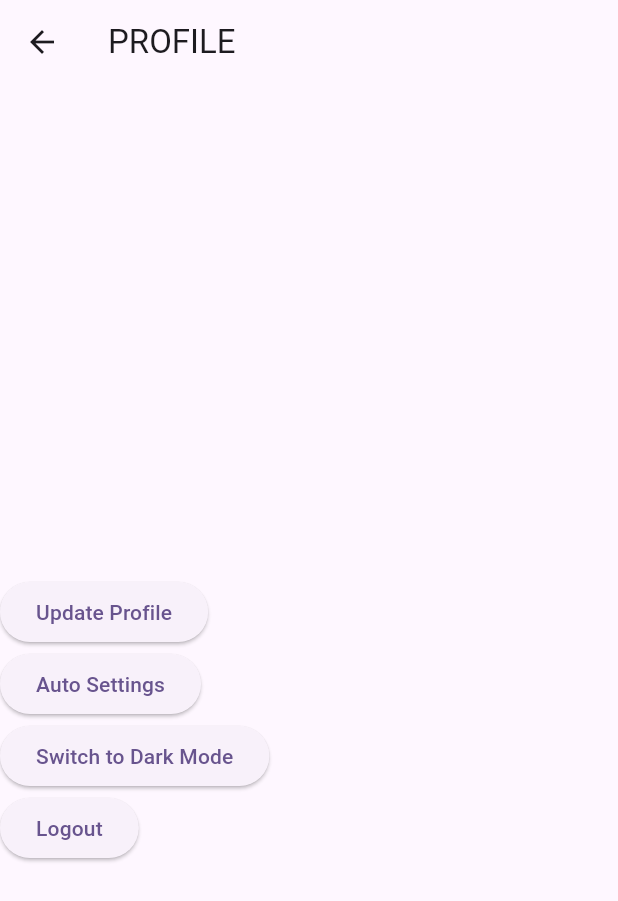
After one commit to YujinKim164/password_manager, a Flutter app: the ProfilePage screen opened directly, after a tap on "Logout", on a phone screen of 412 x 824 dp. The commit adds this screen. Shown: the top 901 px of the screen. Run offline on Flutter 3.47's test engine with Material 2 defaults, Android fonts, the phone set to English and light mode, and no system bars; our stand-ins replace cloud_firestore, firebase_auth, firebase_core, google_sign_in; missing offline and left inert: encrypt, gpassword; accounts and stored records are empty.

Commit message:
create profilePage

```diff
--- /dev/null
+++ b/lib/Profile/my_profile.dart
@@ -0,0 +1,127 @@
+import 'package:flutter/material.dart';
+import 'package:firebase_core/firebase_core.dart';
+import 'package:firebase_auth/firebase_auth.dart';
+import 'package:google_sign_in/google_sign_in.dart';
+
+import '../Home/update.dart';
+
+void main() async {
+  WidgetsFlutterBinding.ensureInitialized();
+  await Firebase.initializeApp();
+  runApp(MyApp());
+}
+
+class MyApp extends StatelessWidget {
+  @override
+  Widget build(BuildContext context) {
+    return MaterialApp(
+      home: ProfilePage(),
+    );
+  }
+}
+
+class ProfilePage extends StatefulWidget {
+  @override
+  _ProfilePageState createState() => _ProfilePageState();
+}
+
+class _ProfilePageState extends State<ProfilePage> {
+  final FirebaseAuth _auth = FirebaseAuth.instance;
+  final GoogleSignIn googleSignIn = GoogleSignIn();
+  User? user;
+
+  @override
+  void initState() {
+    super.initState();
+    _handleSignIn(); // 페이지가 처음 빌드될 때 사용자 정보를 가져옴
+  }
+
+  Future<User?> _handleSignIn() async {
+    try {
+      final GoogleSignInAccount? googleSignInAccount =
+          await googleSignIn.signIn();
+      final GoogleSignInAuthentication googleSignInAuthentication =
+          await googleSignInAccount!.authentication;
+      final AuthCredential credential = GoogleAuthProvider.credential(
+        accessToken: googleSignInAuthentication.accessToken,
+        idToken: googleSignInAuthentication.idToken,
+      );
+      final UserCredential authResult =
+          await _auth.signInWithCredential(credential);
+      user = authResult.user;
+      setState(() {});
+      return user;
+    } catch (error) {
+      return null;
+    }
+  }
+
+  Future<void> _signOut() async {
+    await googleSignIn.signOut();
+    await _auth.signOut();
+  }
+
+  @override
+  Widget build(BuildContext context) {
+    return Scaffold(
+      appBar: AppBar(
+        title: const Text('PROFILE'),
+      ),
+      body: Center(
+        child: Column(
+          mainAxisAlignment: MainAxisAlignment.center,
+          crossAxisAlignment: CrossAxisAlignment.center,
+          children: [
+            if (user != null) ...[
+              if (user!.photoURL != null) Image.network(user!.photoURL!),
+              Text('${user!.displayName ?? ""}'),
+              Text('${user!.email ?? ""}'),
+            ],
+            const SizedBox(height: 80.0), // Buttons
+            Align(
+              alignment: Alignment.centerLeft,
+              child: ElevatedButton(
+                onPressed: () {
+                  // Update Profile logic
+                  Navigator.push(
+                    context,
+                    MaterialPageRoute(builder: (context) => const UpdatePage()),
+                  );
+                },
+                child: const Text('Update Profile'),
+              ),
+            ),
+
+            Align(
+              alignment: Alignment.centerLeft,
+              child: ElevatedButton(
+                onPressed: () {
+                  // Auto Settings logic
+                },
+                child: Text('Auto Settings'),
+              ),
+            ),
+            Align(
+              alignment: Alignment.centerLeft,
+              child: ElevatedButton(
+                onPressed: () {
+                  // Switch to Dark Mode logic
+                },
+                child: Text('Switch to Dark Mode'),
+              ),
+            ),
+            Align(
+              alignment: Alignment.centerLeft,
+              child: ElevatedButton(
+                onPressed: () {
+                  _signOut(); // Logout logic
+                },
+                child: Text('Logout'),
+              ),
+            ),
+          ],
+        ),
+      ),
+    );
+  }
+}
```
Also changed, not shown: lib/Home/home_page.dart (+73 -0 lines), lib/Home/update.dart (+36 -0 lines), lib/Profile/myProfile.dart (deleted), pubspec.lock.
